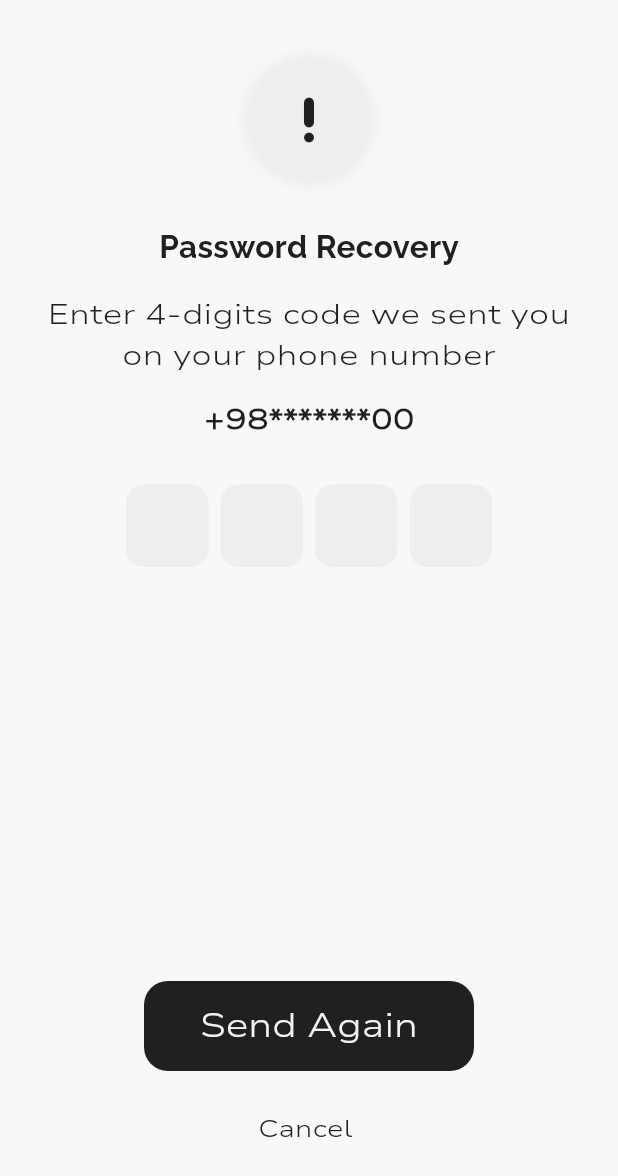
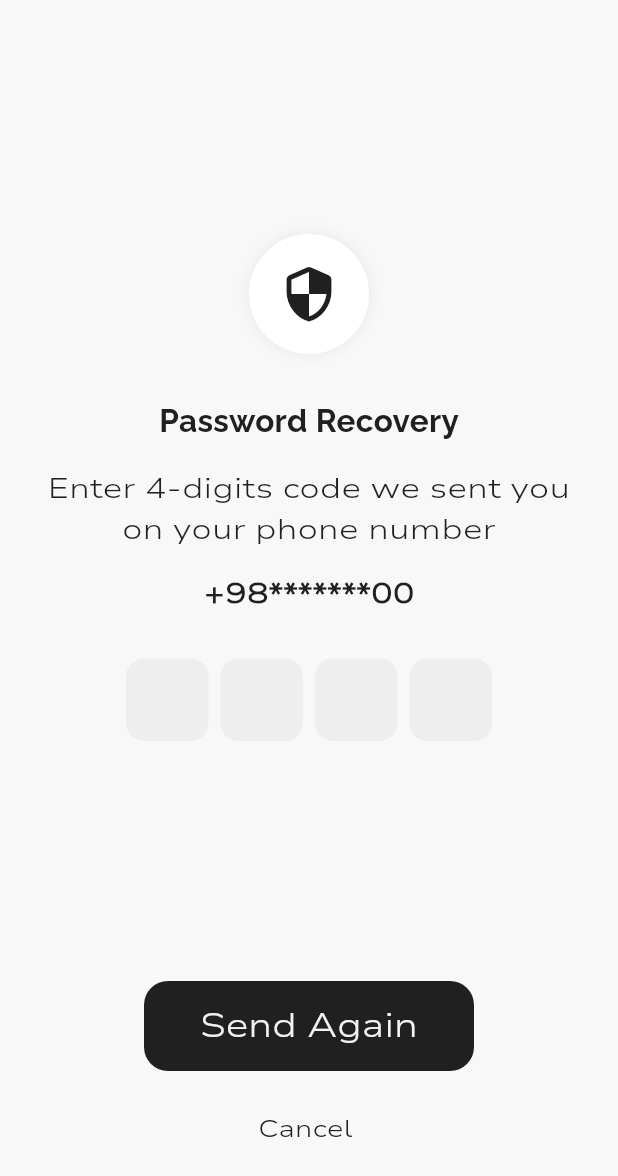
Before and after one commit to ahammednibras8/spare_boy, a Flutter app: the RecoveryMode screen opened directly, after a tap on "Next", on a phone screen of 412 x 824 dp. Shown: the top 1176 px of the screen. Run offline on Flutter 3.47's test engine with Material 3 defaults, Android fonts, the phone set to English and light mode, and no system bars; drawn by our look-alikes of pinput; our stand-ins replace google_fonts.

Commit message:
feat(auth): Enhance password recovery and reset UI/UX
- Add OTP controller and clear functionality in recovery page
- Replace navigation push with pushReplacement for smoother transitions
- Update icons to be more contextual (security for recovery, key for reset)
- Add shadow spread radius to avatar circles for better visual depth
- Improve password reset page layout and styling
- Add clear OTP functionality when clicking 'Send Again'
- Fix PIN validation and navigation flow
- Implement proper error states for PIN input

UI/UX Improvements:
- Center-aligned text and elements for better visual hierarchy
- Consistent spacing and padding throughout forms
- Better visual feedback for user interactions

```diff
--- a/lib/core/constants/app_colors.dart
+++ b/lib/core/constants/app_colors.dart
@@ -7,6 +7,8 @@ class AppColors {
 
   static const Color background = Color(0xFFF8F8F8);
 
+  static const Color blackPrimary = Color(0xff202020);
+
   static const Color textPrimary = Color(0xff202020);
   static const Color textSecondary =  Color(0xFFF3F3F3);
   static const Color textFormField = Color(0xFFD2D2D2);
--- a/lib/features/authentication/views/login.dart
+++ b/lib/features/authentication/views/login.dart
@@ -1,7 +1,7 @@
 import 'package:flutter/material.dart';
 import 'package:google_fonts/google_fonts.dart';
 import 'package:spare_boy/core/constants/app_colors.dart';
-import 'package:spare_boy/features/authentication/views/recoveryMode.dart';
+import 'package:spare_boy/features/authentication/views/recovery_mode.dart';
 import 'package:spare_boy/features/authentication/views/signUp.dart';
 import 'package:spare_boy/features/common/widgets/buttons.dart';
 import 'package:spare_boy/features/common/widgets/textfields.dart';
@@ -54,7 +54,7 @@ class _LoginScreenState extends State<LoginScreen> {
                     const SizedBox(width: 5),
                     const Icon(
                       Icons.favorite,
-                      color: AppColors.textPrimary,
+                      color: AppColors.blackPrimary,
                       size: 20,
                     ),
                   ],
@@ -76,7 +76,7 @@ class _LoginScreenState extends State<LoginScreen> {
                         icon: Icon(
                           showPassword ? Icons.visibility : Icons.visibility_off,
                         ),
-                        color: AppColors.textPrimary,
+                        color: AppColors.blackPrimary,
                         onPressed: () {
                           setState(() {
                             showPassword = !showPassword;
--- a/lib/features/authentication/views/recoveryMode.dart
+++ b/lib/features/authentication/views/recovery_mode.dart
@@ -1,7 +1,7 @@
 import 'package:flutter/material.dart';
 import 'package:google_fonts/google_fonts.dart';
 import 'package:spare_boy/core/constants/app_colors.dart';
-import 'package:spare_boy/features/authentication/views/recoveryPage.dart';
+import 'package:spare_boy/features/authentication/views/recovery_page.dart';
 import 'package:spare_boy/features/common/widgets/buttons.dart';
 import 'package:spare_boy/features/common/widgets/circle_avatar.dart';
 
@@ -34,7 +34,7 @@ class _RecoveryModeState extends State<RecoveryMode> {
                 child: Icon(
                   Icons.priority_high_rounded,
                   size: 40,
-                  color: AppColors.textPrimary,
+                  color: AppColors.blackPrimary,
                 ),
               ),
             ),
@@ -89,12 +89,12 @@ class _RecoveryModeState extends State<RecoveryMode> {
         height: 45,
         decoration: BoxDecoration(
           color: _selectedOption == option
-              ? AppColors.textPrimary.withOpacity(0.1)
+              ? AppColors.blackPrimary.withOpacity(0.1)
               : Colors.grey[200],
           borderRadius: BorderRadius.circular(50),
         ),
         child: InkWell(
-          hoverColor: AppColors.textPrimary.withOpacity(0.1),
+          hoverColor: AppColors.blackPrimary.withOpacity(0.1),
           borderRadius: BorderRadius.circular(50),
           onTap: () {
             setState(() {
@@ -134,7 +134,7 @@ class _RecoveryModeState extends State<RecoveryMode> {
                           height: 30,
                           decoration: const BoxDecoration(
                             shape: BoxShape.circle,
-                            color: AppColors.textPrimary,
+                            color: AppColors.blackPrimary,
                           ),
                           child: const Icon(
                             Icons.check,
--- a/lib/features/authentication/views/recoveryPage.dart
+++ b/lib/features/authentication/views/recovery_page.dart
@@ -2,6 +2,7 @@ import 'package:flutter/material.dart';
 import 'package:google_fonts/google_fonts.dart';
 import 'package:pinput/pinput.dart';
 import 'package:spare_boy/core/constants/app_colors.dart';
+import 'package:spare_boy/features/authentication/views/password_reset.dart';
 import 'package:spare_boy/features/common/widgets/buttons.dart';
 import 'package:spare_boy/features/common/widgets/circle_avatar.dart';
 
@@ -13,26 +14,68 @@ class RecoveryPage extends StatefulWidget {
 }
 
 class _RecoveryPageState extends State<RecoveryPage> {
+  TextEditingController otpController = TextEditingController();
 
+  final PinTheme defaultPinTheme = PinTheme(
+    textStyle: GoogleFonts.nunitoSans(
+      fontSize: 19,
+      fontWeight: FontWeight.w600,
+      color: AppColors.textPrimary,
+    ),
+    width: 55,
+    height: 55,
+    decoration: BoxDecoration(
+      color: Colors.grey[200],
+      borderRadius: BorderRadius.circular(12),
+    ),
+  );
 
+  final PinTheme focusedPinTheme = PinTheme(
+    textStyle: GoogleFonts.nunitoSans(
+      fontSize: 19,
+      fontWeight: FontWeight.w600,
+      color: AppColors.textPrimary,
+    ),
+    width: 55,
+    height: 55,
+    decoration: BoxDecoration(
+      color: const Color.fromARGB(255, 210, 210, 210),
+      borderRadius: BorderRadius.circular(12),
+    ),
+  );
+
+  final PinTheme errorPinTheme = PinTheme(
+    textStyle: GoogleFonts.nunitoSans(
+      fontSize: 19,
+      fontWeight: FontWeight.w600,
+      color: Colors.red,
+    ),
+    width: 55,
+    height:55,
+    decoration: BoxDecoration(
+      color: Colors.grey[200],
+      borderRadius: BorderRadius.circular(12),
+      border: Border.all(color: Colors.red),
+    ),
+  );
 
   @override
   Widget build(BuildContext context) {
     return Scaffold(
       body: SingleChildScrollView(
-        child: Container(
+        child: SizedBox(
           width: MediaQuery.of(context).size.width,
           height: MediaQuery.of(context).size.height,
           child: Column(
-            mainAxisAlignment: MainAxisAlignment.center,
+            mainAxisAlignment: MainAxisAlignment.end,
             crossAxisAlignment: CrossAxisAlignment.center,
             children: [
               const SizedBox(height: 40),
-              AvatarCicle(
+              const AvatarCicle(
+                shadowSpreadRadius: -2,
                 size: 40,
-                color: Colors.grey[200],
                 child: Icon(
-                  Icons.priority_high_rounded,
+                  Icons.security_rounded,
                   size: 40,
                   color: AppColors.textPrimary,
                 ),
@@ -67,54 +110,38 @@ class _RecoveryPageState extends State<RecoveryPage> {
               ),
               const SizedBox(height: 30),
               Pinput(
+                controller: otpController,
+                defaultPinTheme: defaultPinTheme,
+                focusedPinTheme: focusedPinTheme,
+                errorPinTheme: errorPinTheme,
+                keyboardType: TextInputType.number,
                 length: 4,
                 showCursor: false,
-                defaultPinTheme: PinTheme(
-                  textStyle: GoogleFonts.nunitoSans(
-                    fontSize: 19,
-                    fontWeight: FontWeight.w600,
-                    color: AppColors.textPrimary,
-                  ),
-                  width: 55,
-                  height: 55,
-                  decoration: BoxDecoration(
-                    color: Colors.grey[200],
-                    borderRadius: BorderRadius.circular(12),
-                  ),
-                ),
-                focusedPinTheme:PinTheme(
-                  textStyle: GoogleFonts.nunitoSans(
-                    fontSize: 19,
-                    fontWeight: FontWeight.w600,
-                    color: AppColors.textPrimary,
-                  ),
-                  width: 55,
-                  height: 55,
-                  decoration: BoxDecoration(
-                    color: const Color.fromARGB(255, 210, 210, 210),
-                    borderRadius: BorderRadius.circular(12),
-                  ),
-                ),
-                errorPinTheme: PinTheme(
-                  textStyle: GoogleFonts.nunitoSans(
-                    fontSize: 19,
-                    fontWeight: FontWeight.w600,
-                    color: Colors.red,
-                  ),
-                  width: 55,
-                  height: 55,
-                  decoration: BoxDecoration(
-                    color: Colors.red[100],
-                    borderRadius: BorderRadius.circular(12),
-                    border: Border.all(color: Colors.red),
-                  ),
-                ),
+                onCompleted: (value) async {
+                  otpController.clear();
+                  if (value == '1234') {
+                    Navigator.pushReplacement(
+                      context,
+                      MaterialPageRoute(
+                        builder: (context) => const PasswordReset(),
+                      ),
+                    );
+                  }
+                },
+                validator: (value) {
+                  if (value != '1234' || value!.length != 4) {
+                    return 'Please enter a valid 4-digit code';
+                  }
+                  return null;
+                },
               ),
-              const Spacer(),
+              const SizedBox(height: 150,),
               OnboardingButton(
                 minimumSize: const Size(220, 60),
                 text: 'Send Again',
-                onPressed: () {},
+                onPressed: () {
+                  otpController.clear();
+                },
               ),
               const SizedBox(height: 17),
               CancelButton(
--- a/lib/features/common/widgets/textfields.dart
+++ b/lib/features/common/widgets/textfields.dart
@@ -9,6 +9,7 @@ class OnboardingTextField extends StatelessWidget {
   final FormFieldValidator validator;
   final TextInputType? keyBoardType;
   final bool? showPassword;
+  final TextEditingController? controller;
   const OnboardingTextField(
       {super.key,
       required this.label,
@@ -16,6 +17,7 @@ class OnboardingTextField extends StatelessWidget {
       this.keyBoardType,
       this.suffixIcon,
       this.showPassword,
+      this.controller,
     });
 
   @override
@@ -50,6 +52,7 @@ class OnboardingTextField extends StatelessWidget {
         obscureText: showPassword ?? false,
         validator: validator,
         keyboardType: keyBoardType ?? TextInputType.text,
+        controller: controller,
       ),
     );
   }
```
Also changed, not shown: lib/features/authentication/views/password_reset.dart (added, +164 -0 lines), 1 other file.
